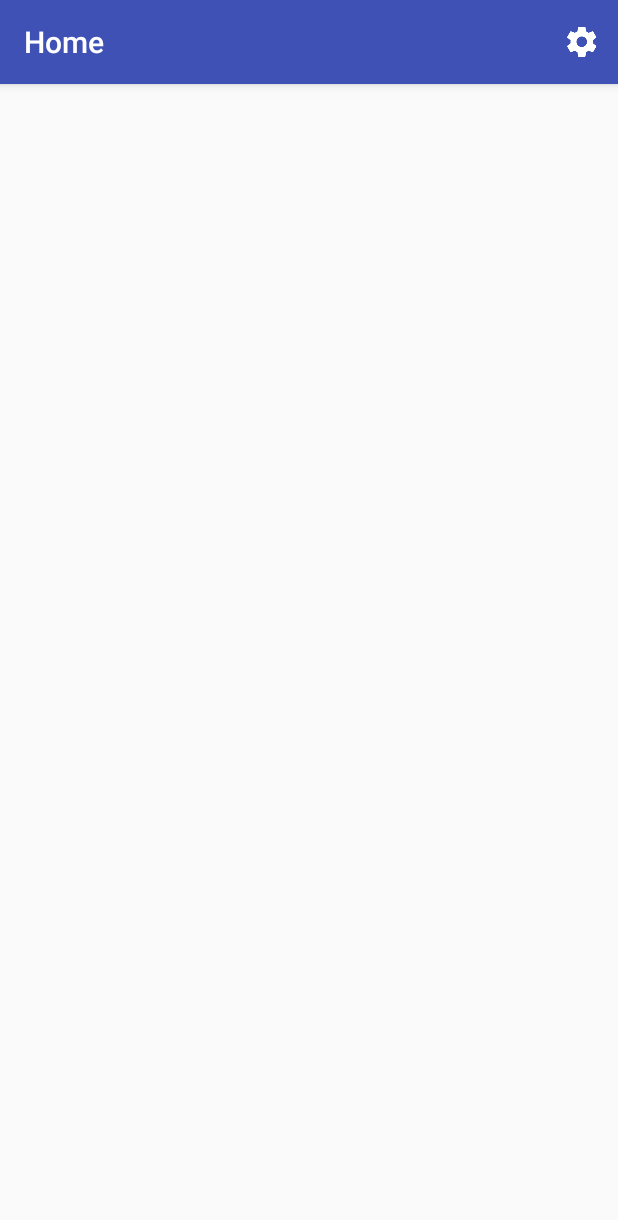
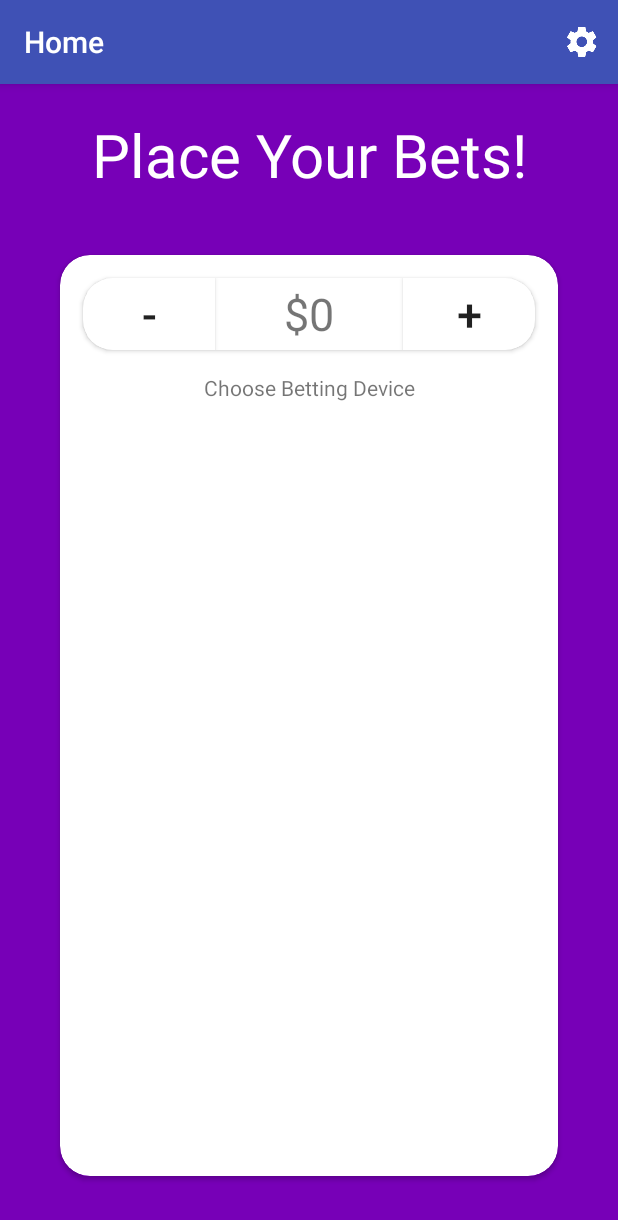
Before and after one commit to rajanphadnis/UBetchya, an Android app: the MainActivity screen opened directly, with no data from a screen before it, on a phone screen of 412 x 824 dp. Shown: the top 1220 px of the screen. Run offline under Robolectric (Android 15) with nearby library versions, the phone set to English and light mode, and no system bars.

Commit message:
Home UI added

```diff
--- a/app/src/main/java/co/rodojo/ubetchya/MainActivity.java
+++ b/app/src/main/java/co/rodojo/ubetchya/MainActivity.java
@@ -8,12 +8,15 @@ import android.content.Context;
 import android.content.DialogInterface;
 import android.content.Intent;
 import android.content.IntentFilter;
+import android.graphics.Color;
 import android.os.Bundle;
 import android.support.design.widget.FloatingActionButton;
 import android.support.design.widget.Snackbar;
 import android.support.v7.app.AppCompatActivity;
+import android.support.v7.widget.CardView;
 import android.support.v7.widget.Toolbar;
 import android.util.Log;
+import android.view.Gravity;
 import android.view.View;
 import android.view.Menu;
 import android.view.MenuItem;
@@ -101,11 +104,8 @@ public class MainActivity extends AppCompatActivity {
                 rep("finished");
             } else if (BluetoothDevice.ACTION_FOUND.equals(action)) {
                 rep("found");
-                LinearLayout ll = (LinearLayout) findViewById(R.id.mainline);
-                TextView tv = new TextView(MainActivity.this);
                 BluetoothDevice device = (BluetoothDevice) intent.getParcelableExtra(BluetoothDevice.EXTRA_DEVICE);
-                tv.setText(device.getName());
-                ll.addView(tv);
+                deviceScanDevices(device.getName());
                 //Toast.makeText(MainActivity.this, "Found device " + device.getName(), Toast.LENGTH_SHORT).show();
             }
         }
@@ -118,4 +118,31 @@ public class MainActivity extends AppCompatActivity {
         unregisterReceiver(mReceiver);
         super.onDestroy();
     }
+    private void deviceScanDevices(String deviceName){
+        LinearLayout ll = (LinearLayout) findViewById(R.id.mainline);
+        TextView tv = new TextView(MainActivity.this);
+        CardView cv = new CardView(MainActivity.this);
+        tv.setText(deviceName);
+        LinearLayout.LayoutParams params = new LinearLayout.LayoutParams(
+                LinearLayout.LayoutParams.MATCH_PARENT,
+                LinearLayout.LayoutParams.WRAP_CONTENT
+        );
+        params.setMargins(50, 25, 50, 25);
+        cv.setLayoutParams(params);
+        cv.setRadius(30);
+        cv.setContentPadding(15, 15, 15, 15);
+        cv.setCardBackgroundColor(Color.parseColor("#f7f7f7"));
+        cv.setMaxCardElevation(15);
+        cv.setCardElevation(9);
+        tv.setLayoutParams(params);
+        tv.setGravity(Gravity.CENTER);
+        cv.addView(tv);
+        ll.addView(cv);
+        cv.setOnClickListener(new View.OnClickListener() {
+            @Override
+            public void onClick(View view) {
+
+            }
+        });
+    }
 }
--- a/app/src/main/res/layout/activity_main.xml
+++ b/app/src/main/res/layout/activity_main.xml
@@ -4,7 +4,8 @@
     xmlns:tools="http://schemas.android.com/tools"
     android:layout_width="match_parent"
     android:layout_height="match_parent"
-    tools:context="co.rodojo.ubetchya.MainActivity">
+    tools:context="co.rodojo.ubetchya.MainActivity"
+    android:background="@color/background">
 
     <android.support.v7.widget.Toolbar
         android:id="@+id/my_toolbar"
@@ -17,15 +18,85 @@
         app:popupTheme="@style/ThemeOverlay.AppCompat.Dark"/>
 
     <!--<include layout="@layout/content_main" />-->
-
     <LinearLayout
         android:layout_width="match_parent"
-        android:layout_height="wrap_content"
-        android:id="@+id/mainline"
+        android:layout_height="match_parent"
         android:orientation="vertical"
-        android:layout_marginTop="?actionBarSize">
+        android:layout_marginTop="?attr/actionBarSize">
+        <TextView
+            android:layout_width="match_parent"
+            android:layout_height="wrap_content"
+            android:text="@string/home_main_text"
+            android:textSize="@dimen/home_text_size"
+            android:gravity="center_horizontal"
+            android:textColor="@color/white"
+            android:layout_marginTop="@dimen/main_text_margin"/>
+        <android.support.v7.widget.CardView
+            android:layout_width="match_parent"
+            android:layout_height="match_parent"
+            android:layout_margin="@dimen/card_big_margin"
+            android:layout_marginTop="0dp"
+            app:cardCornerRadius="@dimen/card_corner_radius">
+            <LinearLayout
+                android:layout_width="match_parent"
+                android:layout_height="match_parent"
+                android:orientation="vertical">
+                <android.support.v7.widget.CardView
+                    android:layout_margin="@dimen/card_padding"
+                    xmlns:card_view="http://schemas.android.com/apk/res-auto"
+                    android:id="@+id/account_card_view"
+                    android:gravity="center"
+                    android:layout_gravity="center_horizontal"
+                    android:layout_width="match_parent"
+                    android:layout_height="wrap_content"
+                    card_view:cardCornerRadius="20dp">
+                    <Button
+                        android:layout_width="wrap_content"
+                        android:layout_height="match_parent"
+                        android:id="@+id/minus_button"
+                        android:background="@color/white"
+                        android:text="-"
+                        android:textSize="@dimen/bold_textsize"
+                        android:layout_gravity="start"
+                        android:elevation="@dimen/button_elevation"/>
+                    <TextView
+                        android:layout_width="wrap_content"
+                        android:layout_height="wrap_content"
+                        android:gravity="center"
+                        android:layout_gravity="center"
+                        android:id="@+id/credits_to_get"
+                        android:fontFamily="sans-serif"
+                        android:textSize="@dimen/bold_textsize"
+                        android:text="$0"/>
+                    <Button
+                        android:layout_width="wrap_content"
+                        android:layout_height="match_parent"
+                        android:id="@+id/plus_button"
+                        android:text="+"
+                        android:textSize="@dimen/bold_textsize"
+                        android:background="@color/white"
+                        android:layout_gravity="end"
+                        android:elevation="@dimen/button_elevation"/>
+                </android.support.v7.widget.CardView>
+                <TextView
+                    android:layout_width="match_parent"
+                    android:layout_height="wrap_content"
+                    android:text="Choose Betting Device"
+                    android:gravity="center_horizontal"/>
+                <LinearLayout
+                    android:layout_width="match_parent"
+                    android:layout_height="wrap_content"
+                    android:id="@+id/mainline"
+                    android:orientation="vertical">
 
+                </LinearLayout>
+            </LinearLayout>
+
+        </android.support.v7.widget.CardView>
     </LinearLayout>
+
+
+
     <!--<android.support.design.widget.FloatingActionButton
         android:id="@+id/fab"
         android:layout_width="wrap_content"
--- a/app/src/main/res/values/colors.xml
+++ b/app/src/main/res/values/colors.xml
@@ -4,4 +4,5 @@
     <color name="colorPrimaryDark">#303F9F</color>
     <color name="colorAccent">#FF4081</color>
     <color name="white">#FFFFFF</color>
+    <color name="background">#7700b7</color>
 </resources>
--- a/app/src/main/res/values/dimens.xml
+++ b/app/src/main/res/values/dimens.xml
@@ -1,7 +1,12 @@
 <resources>
     <dimen name="fab_margin">16dp</dimen>
     <dimen name="bold_textsize">30sp</dimen>
-    <dimen name="card_corner_radius">10dp</dimen>
+    <dimen name="card_corner_radius">20dp</dimen>
     <dimen name="card_padding">15dp</dimen>
     <dimen name="text_card_padding">2dp</dimen>
+    <dimen name="card_big_margin">40dp</dimen>
+    <dimen name="home_text_size">40sp</dimen>
+    <dimen name="main_text_margin">20dp</dimen>
+    <dimen name="counter_text_size">25sp</dimen>
+    <dimen name="button_elevation">20dp</dimen>
 </resources>
--- a/app/src/main/res/values/strings.xml
+++ b/app/src/main/res/values/strings.xml
@@ -4,4 +4,5 @@
     <string name="firebase_offline_message">You Are Offline</string>
     <string name="home">Home</string>
     <string name="login_title">Login</string>
+    <string name="home_main_text">Place Your Bets!</string>
 </resources>
```
